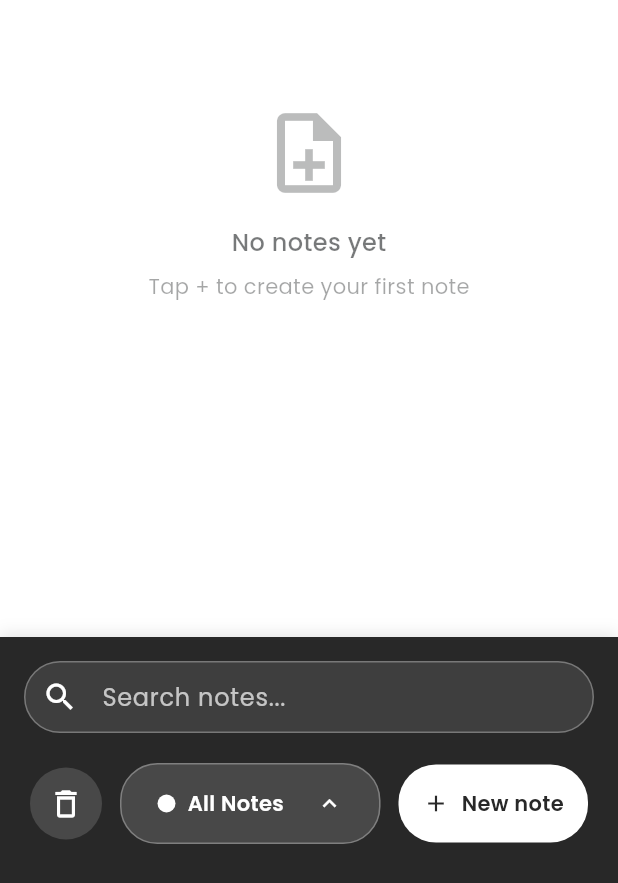
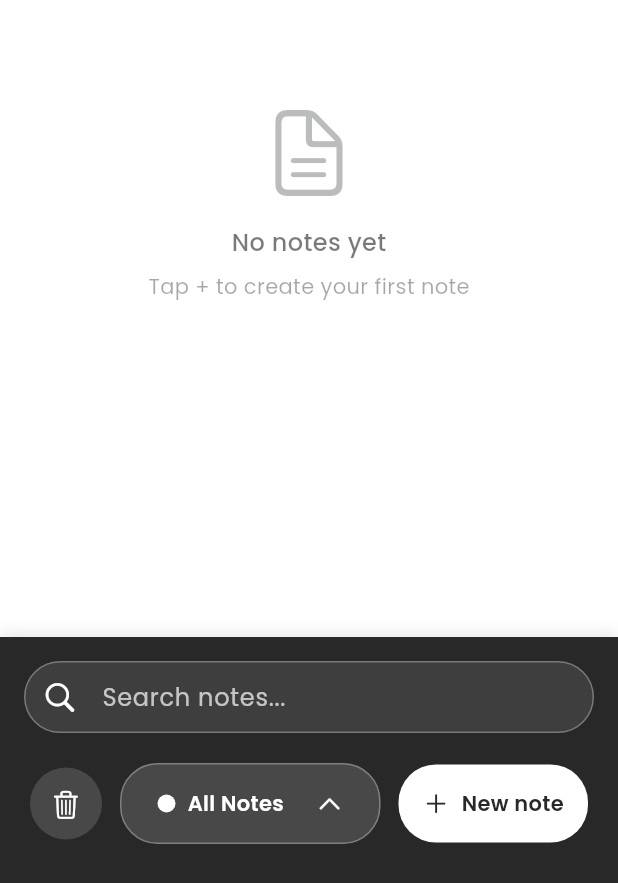
Before and after one commit to untreu2/wisdom, a Flutter app: the screen it shows after launch, on a phone screen of 412 x 824 dp. Shown: the part 314-1197 px from the top of the screen. Run offline on Flutter 3.47's test engine with Material 3 defaults, Android fonts, the phone set to English and light mode, and no system bars; our stand-ins replace flutter_secure_storage, google_fonts, hive, hive_flutter, image_picker; accounts and stored records are empty.

Commit message:
Cupertino icons

```diff
--- a/lib/note_list_page.dart
+++ b/lib/note_list_page.dart
@@ -1,4 +1,5 @@
 import 'package:flutter/material.dart';
+import 'package:flutter/cupertino.dart';
 import 'package:flutter_secure_storage/flutter_secure_storage.dart';
 import 'note_form_page.dart';
 import 'note_tile.dart';
@@ -172,11 +173,11 @@ class _NoteListPageState extends State<NoteListPage> with TickerProviderStateMix
               decoration: InputDecoration(
                 hintText: 'Search notes...',
                 hintStyle: TextStyle(color: AppColors.backgroundColor.withOpacity(0.7)),
-                prefixIcon: const Icon(Icons.search, color: AppColors.backgroundColor),
+                prefixIcon: const Icon(CupertinoIcons.search, color: AppColors.backgroundColor),
                 suffixIcon:
                     _searchQuery.isNotEmpty
                         ? IconButton(
-                          icon: const Icon(Icons.close),
+                          icon: const Icon(CupertinoIcons.clear_thick_circled),
                           color: AppColors.backgroundColor,
                           onPressed: () => _searchController.clear(),
                         )
@@ -207,8 +208,8 @@ class _NoteListPageState extends State<NoteListPage> with TickerProviderStateMix
                   decoration: BoxDecoration(color: AppColors.backgroundColor.withOpacity(0.15), borderRadius: BorderRadius.circular(25)),
                   child: IconButton(
                     onPressed: () => Navigator.push(context, MaterialPageRoute(builder: (_) => TrashPage(noteService: widget.noteService))),
-                    icon: const Icon(Icons.delete_outline, color: AppColors.backgroundColor),
-                    iconSize: 24,
+                    icon: const Icon(CupertinoIcons.delete, color: AppColors.backgroundColor),
+                    iconSize: 20,
                   ),
                 ),
 
@@ -241,7 +242,7 @@ class _NoteListPageState extends State<NoteListPage> with TickerProviderStateMix
                               overflow: TextOverflow.ellipsis,
                             ),
                           ),
-                          const Icon(Icons.keyboard_arrow_up, color: AppColors.backgroundColor, size: 18),
+                          const Icon(CupertinoIcons.chevron_up, color: AppColors.backgroundColor, size: 18),
                         ],
                       ),
                     ),
@@ -277,7 +278,7 @@ class _NoteListPageState extends State<NoteListPage> with TickerProviderStateMix
                       mainAxisSize: MainAxisSize.min,
                       mainAxisAlignment: MainAxisAlignment.center,
                       children: [
-                        Icon(Icons.add, color: AppColors.secondaryfontColor, size: 18),
+                        Icon(CupertinoIcons.add, color: AppColors.secondaryfontColor, size: 18),
                         const SizedBox(width: 8),
                         Text(
                           'New note',
@@ -316,7 +317,7 @@ class _NoteListPageState extends State<NoteListPage> with TickerProviderStateMix
               padding: const EdgeInsets.symmetric(horizontal: 20),
               margin: const EdgeInsets.symmetric(horizontal: 12, vertical: 6),
               decoration: BoxDecoration(color: AppColors.warningColor, borderRadius: BorderRadius.circular(12)),
-              child: const Icon(Icons.delete, color: AppColors.backgroundColor),
+              child: const Icon(CupertinoIcons.delete, color: AppColors.backgroundColor),
             ),
             movementDuration: const Duration(milliseconds: 250),
             resizeDuration: const Duration(milliseconds: 200),
@@ -418,7 +419,7 @@ class _NoteListPageState extends State<NoteListPage> with TickerProviderStateMix
                         mainAxisAlignment: MainAxisAlignment.center,
                         children: [
                           Icon(
-                            _searchQuery.isNotEmpty ? Icons.search_off : Icons.note_add_outlined,
+                            _searchQuery.isNotEmpty ? CupertinoIcons.search : CupertinoIcons.doc_text,
                             size: 64,
                             color: AppColors.primaryfontColor.withOpacity(0.3),
                           ),
--- a/lib/trash_page.dart
+++ b/lib/trash_page.dart
@@ -1,4 +1,5 @@
 import 'package:flutter/material.dart';
+import 'package:flutter/cupertino.dart';
 import 'note_service.dart';
 import 'note_tile.dart';
 import 'theme.dart';
@@ -36,13 +37,13 @@ class TrashPage extends StatelessWidget {
                       color: AppColors.successColor,
                       alignment: Alignment.centerLeft,
                       padding: const EdgeInsets.symmetric(horizontal: 20),
-                      child: const Icon(Icons.restore, color: AppColors.backgroundColor),
+                      child: const Icon(CupertinoIcons.refresh_circled, color: AppColors.backgroundColor),
                     ),
                     secondaryBackground: Container(
                       color: AppColors.warningColor,
                       alignment: Alignment.centerRight,
                       padding: const EdgeInsets.symmetric(horizontal: 20),
-                      child: const Icon(Icons.delete_forever, color: AppColors.backgroundColor),
+                      child: const Icon(CupertinoIcons.delete_solid, color: AppColors.backgroundColor),
                     ),
                     confirmDismiss: (direction) async {
                       if (direction == DismissDirection.startToEnd) {
```
Also changed, not shown: lib/note_form_page.dart (+7 -5 lines).
